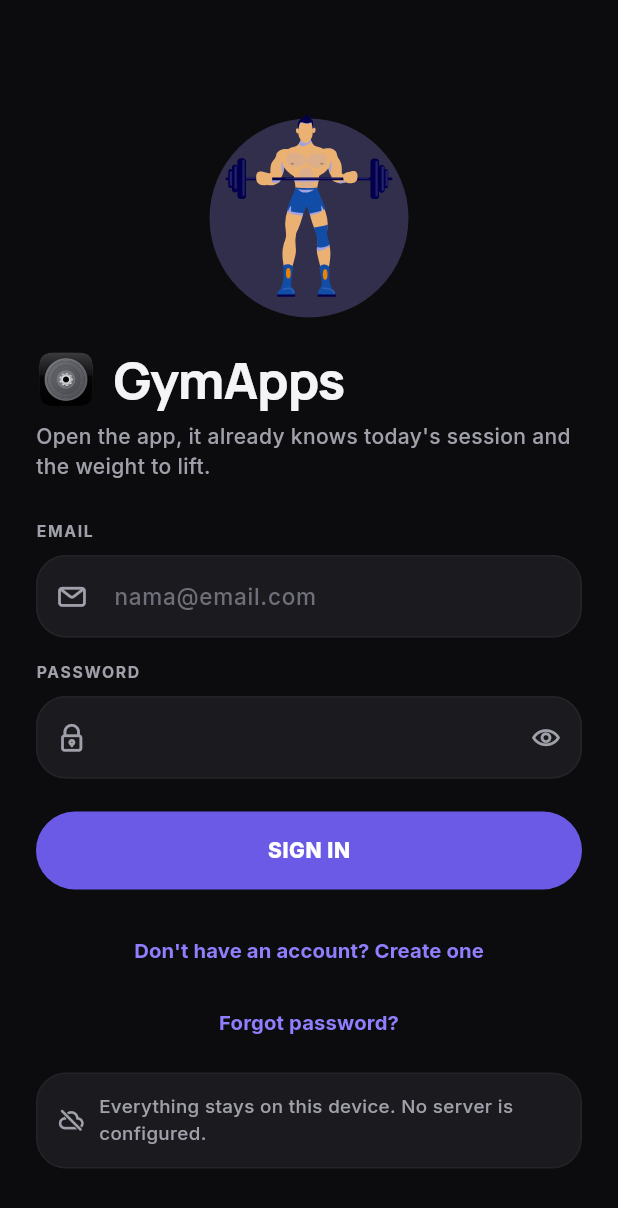
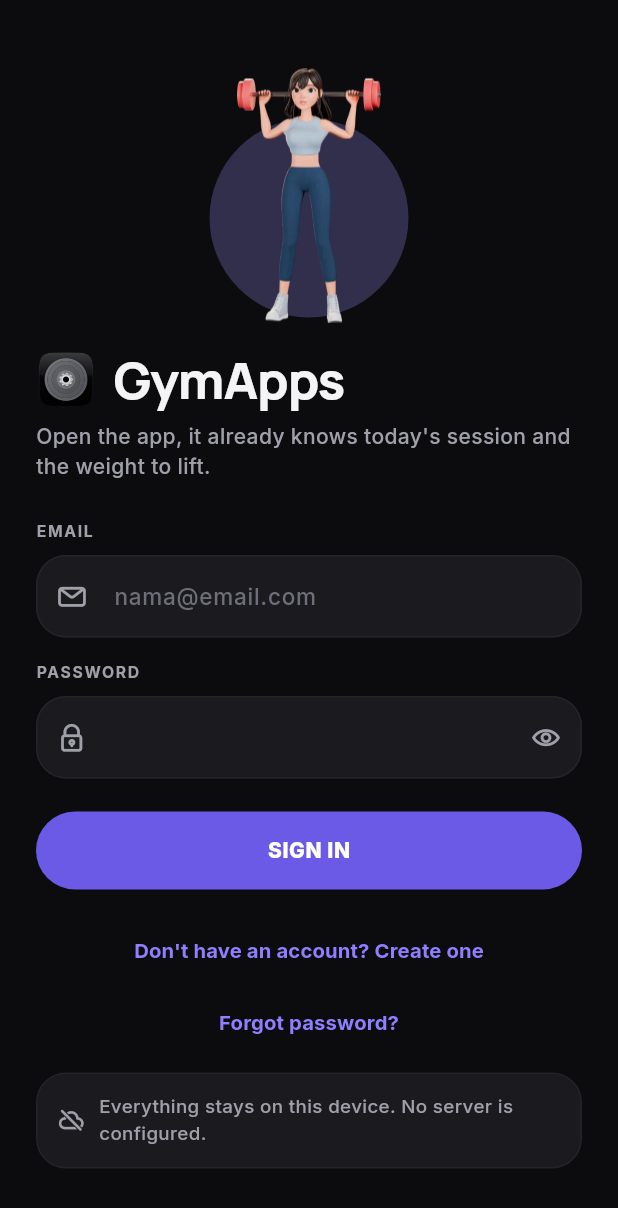
Before and after one commit to harezadmm/GymApps, a Flutter app: the screen it shows after launch, on a phone screen of 412 x 824 dp. Shown: the top 1208 px of the screen. Run offline on Flutter 3.47's test engine with Material 3 defaults, Android fonts, the phone set to English and light mode, and no system bars; our stand-ins replace clock, file_picker, flutter_local_notifications, flutter_secure_storage, lottie, package_info_plus and 5 more; missing offline and left inert: dart:js_interop; accounts and stored records are empty.

Commit message:
v2.4: ilustrasi tokoh 3D menggantikan figur datar
Figur datar di kartu Beranda, layar masuk/daftar, pilih program, dan dua
layar kosong diganti satu tokoh 3D dari paket "Fitness Character"
(Mintemid, IconScout) dalam enam pose, supaya satu keluarga dengan ikon 3D
di ubin Beranda.

- Berkas WebP transparan 600 px tinggi, dipotong rapat; didekode seukuran
  tampilan (cacheHeight) supaya hemat memori.
- Tiap ilustrasi membawa rasio lebar/tingginya sendiri; kotak lingkaran
  aksen minimal 0,86 x tinggi dan tidak dipotong, jadi lingkaran tetap bulat
  di belakang figur yang ramping (sebelumnya jadi kapsul).
- flutter_svg dilepas karena tidak ada SVG yang tersisa.
- Test: header WebP, ukuran < 60 KB, rasio berkas = GymArt.aspect.

Co-Authored-By: Claude Opus 5.5 <noreply@anthropic.com>

```diff
--- a/app/lib/core/illustration.dart
+++ b/app/lib/core/illustration.dart
@@ -1,29 +1,53 @@
-/// Ilustrasi IconScout (Nataliia Nesterenko) untuk kartu hero, layar masuk,
-/// onboarding, dan layar kosong. Sumber dan lisensinya di
-/// `design/iconscout/SOURCES.md`.
+/// Ilustrasi IconScout untuk kartu hero, layar masuk, onboarding, dan layar
+/// kosong. Sumber dan lisensinya di `design/iconscout/SOURCES.md`.
 ///
-/// Semuanya figur potongan tanpa latar, seperti figur di kartu "Body yoga"
-/// referensi; latarnya lingkaran aksen yang digambar aplikasi ([blob]) supaya
-/// ikut warna aksen dan tema.
+/// Satu tokoh 3D dari satu paket ("Fitness Character", Mintemid) dalam
+/// beberapa pose, supaya semua layar terasa satu keluarga — dan terasa satu
+/// keluarga juga dengan ikon 3D di ubin Beranda. Figur datar sebelumnya
+/// (dua set berturut-turut) ditolak pemakai karena terasa kaku dan asing.
+///
+/// Pakaiannya abu-abu dan navy, jadi tenang di tema gelap maupun terang;
+/// latarnya lingkaran aksen yang digambar aplikasi ([GymIllustration.blob])
+/// supaya ikut warna aksen dan tema. Berkasnya WebP transparan 600 px tinggi,
+/// sudah dipotong rapat ke isinya.
 library;
 
 import 'package:flutter/material.dart';
-import 'package:flutter_svg/flutter_svg.dart';
 
 import 'theme.dart';
 
 enum GymArt {
-  heroLift('hero_lift'),
-  liftOverhead('lift_overhead'),
-  liftBarbell('lift_barbell'),
-  planWorkout('plan_workout'),
-  emptyHistory('empty_history'),
-  emptyStats('empty_stats');
+  /// Squat dengan barbel — kartu sesi berikutnya di Beranda.
+  heroLift('hero_lift', 442 / 600),
 
-  const GymArt(this.file);
+  /// Barbel di atas kepala — layar masuk.
+  liftOverhead('lift_overhead', 339 / 600),
+
+  /// Dua dumbbell diangkat — layar daftar.
+  liftBarbell('lift_barbell', 306 / 600),
+
+  /// Berdiri siap dengan dua dumbbell — pilih program.
+  planWorkout('plan_workout', 242 / 600),
+
+  /// Santai dengan botol minum — riwayat masih kosong.
+  emptyHistory('empty_history', 178 / 600),
+
+  /// Lunge dengan dumbbell — statistik belum ada; terus latihan.
+  emptyStats('empty_stats', 603 / 600);
+
+  const GymArt(this.file, this.aspect);
   final String file;
 
-  String get asset => 'assets/illustrations/$file.svg';
+  /// Lebar ÷ tinggi berkasnya (dicek di test). Figur berdiri ramping sekali,
+  /// dan kotak yang hanya selebar figurnya memotong lingkaran aksen di
+  /// belakangnya jadi kapsul sempit.
+  final double aspect;
+
+  String get asset => 'assets/illustrations/$file.webp';
+
+  /// Tinggi berkas sumber dalam piksel. Mendekode lebih besar hanya
+  /// memperbesar piksel yang sama sambil memakan memori.
+  static const sourceHeight = 600;
 }
 
 class GymIllustration extends StatelessWidget {
@@ -38,14 +62,32 @@ class GymIllustration extends StatelessWidget {
   @override
   Widget build(BuildContext context) {
     final c = context.gym;
-    final picture = SvgPicture.asset(art.asset, fit: BoxFit.contain);
+    // Dekode seukuran tampilan: 150 dp di HP 3× cukup 450 px, bukan seluruh
+    // berkas untuk setiap layar.
+    final px = (height * MediaQuery.devicePixelRatioOf(context)).ceil().clamp(1, GymArt.sourceHeight);
+    final picture = Image.asset(
+      art.asset,
+      height: height,
+      fit: BoxFit.contain,
+      filterQuality: FilterQuality.medium,
+      cacheHeight: px,
+      excludeFromSemantics: true,
+      // Berkas hilang tidak boleh membuat kotak merah atau tata letak
+      // melompat: tempatnya tetap terisi, hanya kosong.
+      errorBuilder: (_, _, _) => SizedBox(height: height, width: height * art.aspect),
+    );
+    // Lingkaran 0,78 × tinggi harus muat utuh, termasuk di belakang figur
+    // yang lebih ramping dari lingkarannya.
+    final width = blob ? (height * art.aspect).clamp(height * 0.86, double.infinity) : height * art.aspect;
     // Ilustrasi hiasan: pembaca layar cukup membaca judul di sebelahnya.
     return ExcludeSemantics(
       child: SizedBox(
         height: height,
+        width: width,
         child: blob
             ? Stack(
                 alignment: Alignment.center,
+                clipBehavior: Clip.none,
                 children: [
                   Positioned(
                     bottom: height * 0.02,
--- a/app/pubspec.yaml
+++ b/app/pubspec.yaml
@@ -16,7 +16,7 @@ publish_to: 'none' # Remove this line if you wish to publish to pub.dev
 # https://developer.apple.com/library/archive/documentation/General/Reference/InfoPlistKeyReference/Articles/CoreFoundationKeys.html
 # In Windows, build-name is used as the major, minor, and patch parts
 # of the product and file versions while build-number is used as the build suffix.
-version: 2.3.0+21
+version: 2.4.0+22
 
 environment:
   sdk: ^3.13.2
@@ -49,7 +49,6 @@ dependencies:
   timezone: ^0.11.1
   file_picker: ^13.1.0
   http: ^1.6.0
-  flutter_svg: ^2.3.0
   lottie: ^3.6.1
 
 dev_dependencies:
```
Also changed, not shown: app/assets/illustrations/empty_history.svg (deleted), app/assets/illustrations/empty_history.webp (added), app/assets/illustrations/empty_stats.svg (deleted), app/assets/illustrations/empty_stats.webp (added), app/assets/illustrations/hero_lift.svg (deleted), app/assets/illustrations/hero_lift.webp (added), app/assets/illustrations/lift_barbell.svg (deleted), app/assets/illustrations/lift_barbell.webp (added), app/assets/illustrations/lift_overhead.svg (deleted), app/assets/illustrations/lift_overhead.webp (added), app/assets/illustrations/plan_workout.svg (deleted), app/assets/illustrations/plan_workout.webp (added), app/pubspec.lock, 2 other files.
